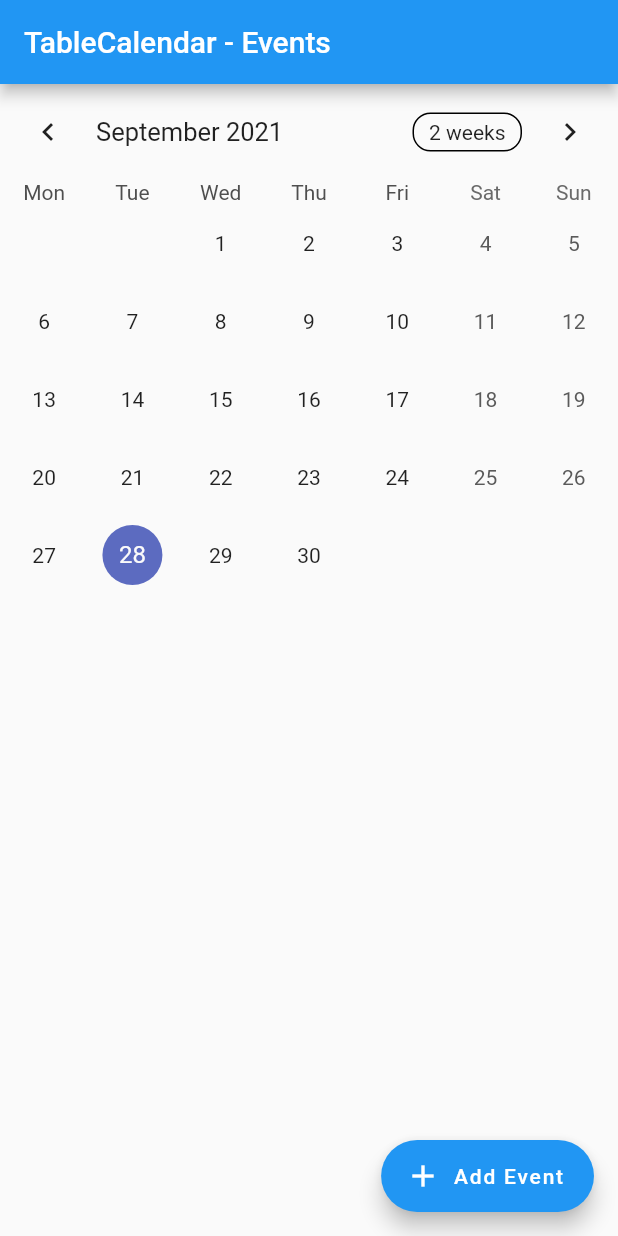
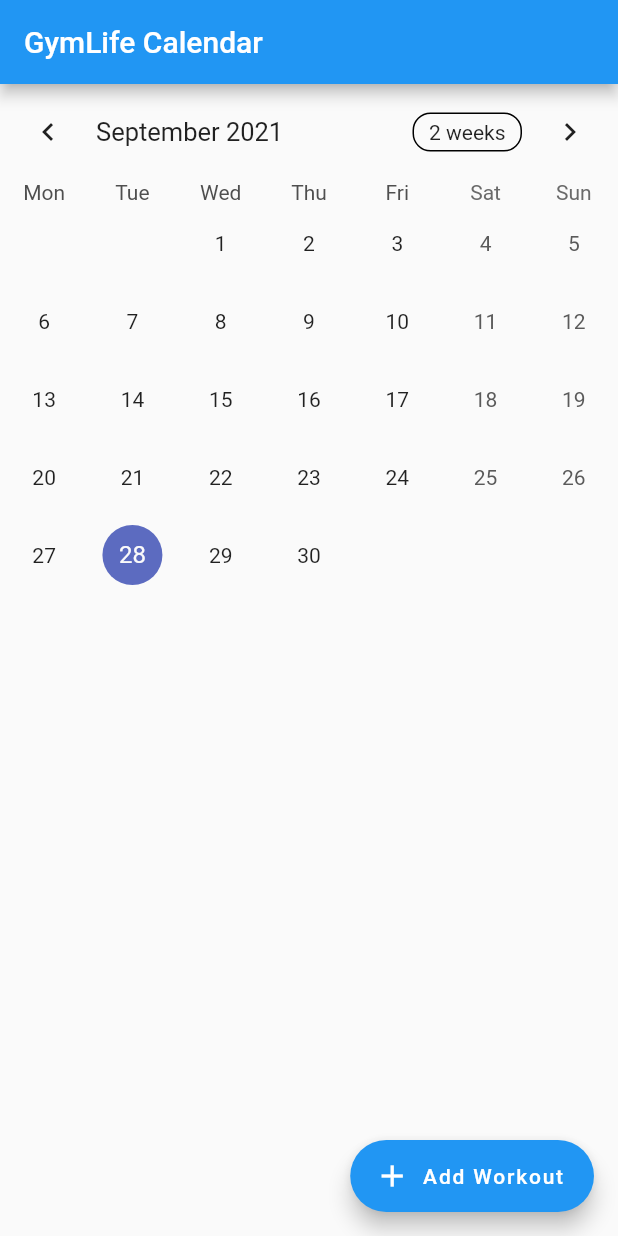
Before and after one commit to ArieBisfki/hva_ivse1_project_mobile, a Flutter app: the screen it shows after launch, on a phone screen of 412 x 824 dp. Run offline on Flutter 3.47's test engine with Material 2 defaults, Android fonts, the phone set to English and light mode, and no system bars; drawn by our look-alikes of table_calendar.

Commit message:
workout event can now be saved locally

```diff
--- a/lib/feature/calender/ui/calendar_overview.dart
+++ b/lib/feature/calender/ui/calendar_overview.dart
@@ -12,6 +12,7 @@ class Calendar extends StatefulWidget {
 
 class _State extends State<Calendar> {
   late final ValueNotifier<List<Event>> _selectedEvents;
+  Map<DateTime, List<Event>> selectedEvents = {};
   CalendarFormat _calendarFormat = CalendarFormat.month;
   RangeSelectionMode _rangeSelectionMode = RangeSelectionMode
       .toggledOff; // Can be toggled on/off by longpressing a date
@@ -25,7 +26,7 @@ class _State extends State<Calendar> {
   @override
   void initState() {
     super.initState();
-
+    selectedEvents = {};
     _selectedDay = _focusedDay;
     _selectedEvents = ValueNotifier(_getEventsForDay(_selectedDay!));
   }
@@ -37,13 +38,10 @@ class _State extends State<Calendar> {
   }
 
   List<Event> _getEventsForDay(DateTime day) {
-    // Implementation example
-    var kEvents = {};
-    return kEvents[day] ?? [];
+    return selectedEvents[day] ?? [];
   }
 
   List<Event> _getEventsForRange(DateTime start, DateTime end) {
-    // Implementation example
     final days = daysInRange(start, end);
 
     return [
@@ -58,7 +56,7 @@ class _State extends State<Calendar> {
       setState(() {
         _selectedDay = selectedDay;
         _focusedDay = focusedDay;
-        _rangeStart = null; // Important to clean those
+        _rangeStart = null;
         _rangeEnd = null;
         _rangeSelectionMode = RangeSelectionMode.toggledOff;
       });
@@ -90,13 +88,13 @@ class _State extends State<Calendar> {
   Widget build(BuildContext context) {
     return Scaffold(
       appBar: AppBar(
-        title: Text('TableCalendar - Events'),
+        title: Text('GymLife Calendar'),
       ),
       floatingActionButton: FloatingActionButton.extended(
         onPressed: () => showDialog(
           context: context,
           builder: (context) => AlertDialog(
-            title: Text("Add Event"),
+            title: Text("Add Workout"),
             content: TextFormField(
               controller: _eventController,
             ),
@@ -110,12 +108,12 @@ class _State extends State<Calendar> {
                 onPressed: () {
                   if (_eventController.text.isEmpty) {
                   } else {
-                    if (_selectedEvents.value != null) {
-                      _selectedEvents.value.add(
+                    if (selectedEvents[_selectedDay] != null) {
+                      selectedEvents[_selectedDay]!.add(
                         Event(title: _eventController.text),
                       );
                     } else {
-                      _selectedEvents.value = [
+                      selectedEvents[_selectedDay!] = [
                         Event(title: _eventController.text)
                       ];
                     }
@@ -129,7 +127,7 @@ class _State extends State<Calendar> {
             ],
           ),
         ),
-        label: Text("Add Event"),
+        label: Text("Add Workout"),
         icon: Icon(Icons.add),
       ),
       body: Column(
```
